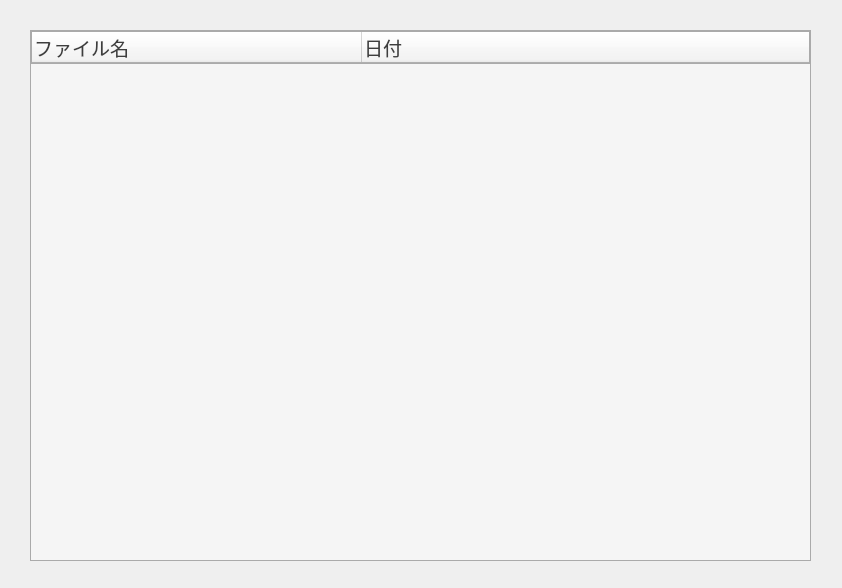
Above: src/main/python/view/ui/past_result.ui from RUTILEA/SDTest before the change. Below: the same form after it.
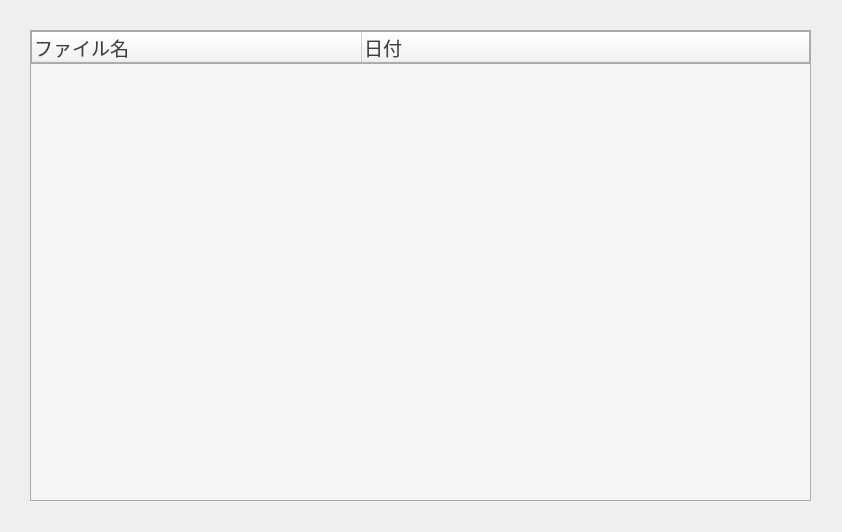
That is the form after the change.

Commit message: modify UIs (but cannot see results percent in test...)

```diff
--- a/src/main/python/view/ui/past_result.ui
+++ b/src/main/python/view/ui/past_result.ui
@@ -7,13 +7,13 @@
     <x>0</x>
     <y>0</y>
     <width>842</width>
-    <height>588</height>
+    <height>532</height>
    </rect>
   </property>
   <property name="minimumSize">
    <size>
     <width>842</width>
-    <height>588</height>
+    <height>532</height>
    </size>
   </property>
   <property name="windowTitle">
@@ -28,7 +28,7 @@
      <x>30</x>
      <y>30</y>
      <width>781</width>
-     <height>531</height>
+     <height>471</height>
     </rect>
    </property>
    <layout class="QHBoxLayout" name="horizontalLayout">
```
The commit also changes 11 other files.
